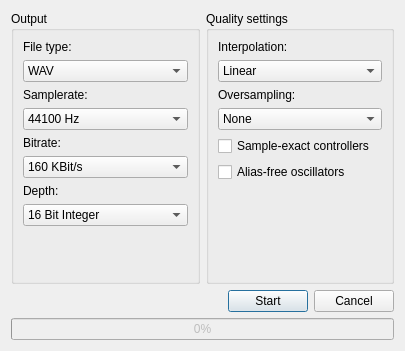
This is src/gui/dialogs/export_project.ui in LMMS/lmms as Qt 5 draws it before an edit. The edited form follows.
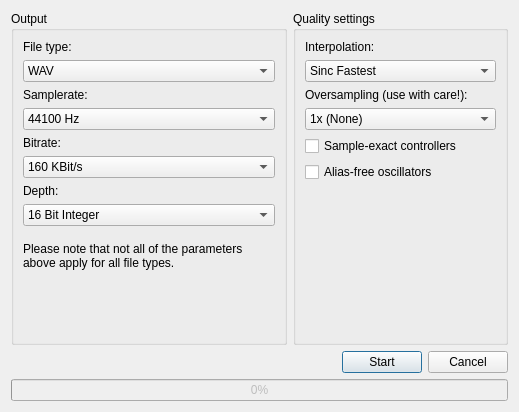
This is the edited form.

Commit message: improved usability of project export dialog

Patch:
```diff
--- a/src/gui/dialogs/export_project.ui
+++ b/src/gui/dialogs/export_project.ui
@@ -5,8 +5,8 @@
    <rect>
     <x>0</x>
     <y>0</y>
-    <width>405</width>
-    <height>351</height>
+    <width>519</width>
+    <height>412</height>
    </rect>
   </property>
   <property name="windowTitle" >
@@ -178,11 +178,6 @@
                <string>16 Bit Integer</string>
               </property>
              </item>
-             <item>
-              <property name="text" >
-               <string>24 Bit Float</string>
-              </property>
-             </item>
              <item>
               <property name="text" >
                <string>32 Bit Float</string>
@@ -193,6 +188,32 @@
           </layout>
          </widget>
         </item>
+        <item>
+         <spacer>
+          <property name="orientation" >
+           <enum>Qt::Vertical</enum>
+          </property>
+          <property name="sizeType" >
+           <enum>QSizePolicy::Fixed</enum>
+          </property>
+          <property name="sizeHint" >
+           <size>
+            <width>1</width>
+            <height>10</height>
+           </size>
+          </property>
+         </spacer>
+        </item>
+        <item>
+         <widget class="QLabel" name="label_7" >
+          <property name="text" >
+           <string>Please note that not all of the parameters above apply for all file types.</string>
+          </property>
+          <property name="wordWrap" >
+           <bool>true</bool>
+          </property>
+         </widget>
+        </item>
         <item>
          <spacer>
           <property name="orientation" >
@@ -224,9 +245,12 @@
         </item>
         <item>
          <widget class="QComboBox" name="interpolationCB" >
+          <property name="currentIndex" >
+           <number>1</number>
+          </property>
           <item>
            <property name="text" >
-            <string>Linear</string>
+            <string>Zero Order Hold</string>
            </property>
           </item>
           <item>
@@ -236,12 +260,12 @@
           </item>
           <item>
            <property name="text" >
-            <string>Sinc Medium</string>
+            <string>Sinc Medium (recommended)</string>
            </property>
           </item>
           <item>
            <property name="text" >
-            <string>Sinc Best</string>
+            <string>Sinc Best (very slow!)</string>
            </property>
           </item>
          </widget>
@@ -249,7 +273,7 @@
         <item>
          <widget class="QLabel" name="label_4" >
           <property name="text" >
-           <string>Oversampling:</string>
+           <string>Oversampling (use with care!):</string>
           </property>
          </widget>
         </item>
@@ -257,7 +281,7 @@
          <widget class="QComboBox" name="oversamplingCB" >
           <item>
            <property name="text" >
-            <string>None</string>
+            <string>1x (None)</string>
            </property>
           </item>
           <item>
@@ -275,11 +299,6 @@
             <string>8x</string>
            </property>
           </item>
-          <item>
-           <property name="text" >
-            <string>16x (use with care!)</string>
-           </property>
-          </item>
          </widget>
         </item>
         <item>
```
The commit also changes 1 other file.
